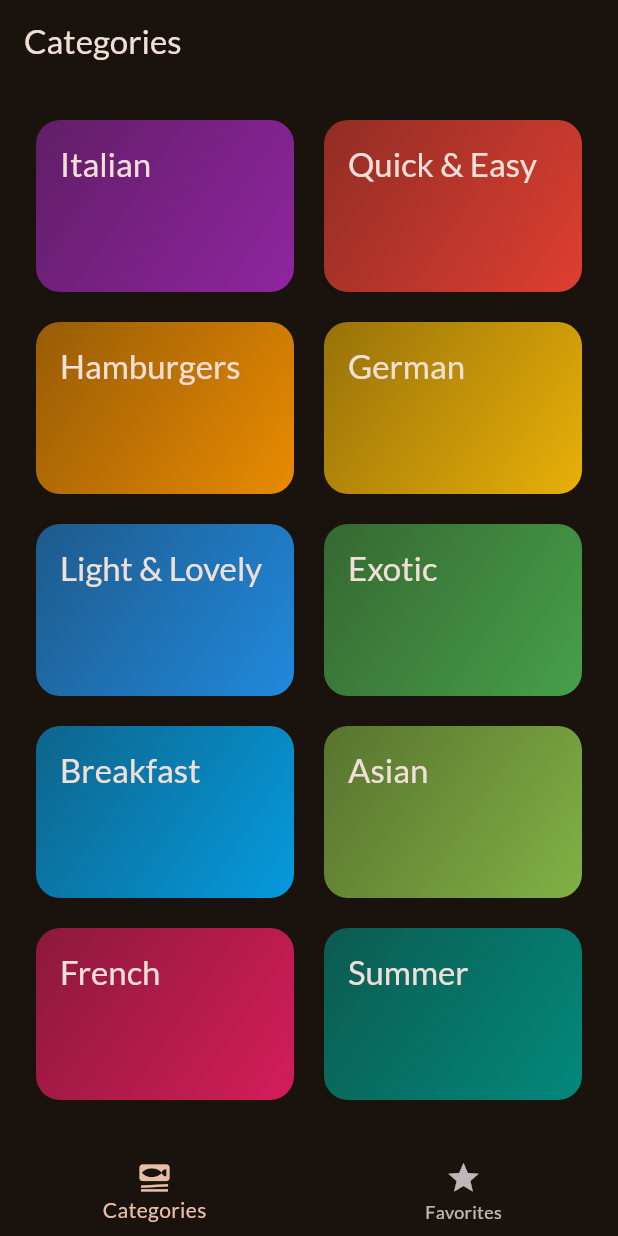
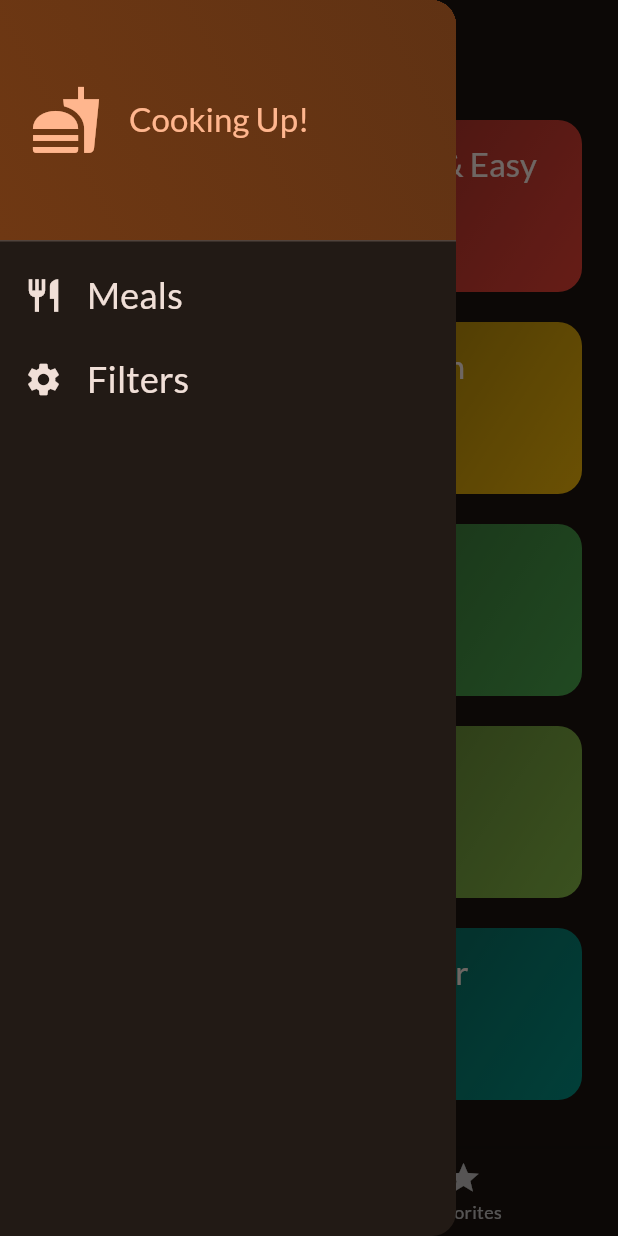
Before and after one commit to Phosah/meals-app, a Flutter app: the screen it shows after launch, with the side drawer open (before the commit the screen has no drawer), on a phone screen of 412 x 824 dp. Run offline on Flutter 3.47's test engine with Material 2 defaults, Android fonts, the phone set to English and light mode, and no system bars; our stand-ins replace google_fonts, transparent_image.

Commit message:
Addition of Drawer widget

```diff
--- a/lib/screens/categories.dart
+++ b/lib/screens/categories.dart
@@ -1,11 +1,14 @@
 import 'package:flutter/material.dart';
 import 'package:meals_app/data/dummy_data.dart';
 import 'package:meals_app/models/category.dart';
+import 'package:meals_app/models/meal.dart';
 import 'package:meals_app/screens/meals.dart';
 import 'package:meals_app/widgets/category_grid_item.dart';
 
 class CategoriesScreen extends StatelessWidget {
-  const CategoriesScreen({super.key});
+  const CategoriesScreen({super.key, required this.onToggleFavorite});
+
+  final void Function(Meal meal) onToggleFavorite;
 
   void _selectCategory(BuildContext context, Category category) {
     final filteredMeals = dummyMeals
@@ -17,6 +20,7 @@ class CategoriesScreen extends StatelessWidget {
         builder: (ctx) => MealsScreen(
           title: category.title,
           meals: filteredMeals,
+          onToggleFavorite: onToggleFavorite,
         ),
       ),
     );
--- a/lib/screens/tabs.dart
+++ b/lib/screens/tabs.dart
@@ -1,7 +1,10 @@
 import 'package:flutter/material.dart';
+import 'package:meals_app/models/meal.dart';
 
 import 'package:meals_app/screens/categories.dart';
+import 'package:meals_app/screens/filters.dart';
 import 'package:meals_app/screens/meals.dart';
+import 'package:meals_app/widgets/main_drawer.dart';
 
 class TabsScreen extends StatefulWidget {
   const TabsScreen({super.key});
@@ -12,6 +15,32 @@ class TabsScreen extends StatefulWidget {
 
 class _TabsScreenState extends State<TabsScreen> {
   int _selectedPageIndex = 0;
+  final List<Meal> _favoritMeals = [];
+
+  void _showInfoMessage(String measage) {
+    ScaffoldMessenger.of(context).clearSnackBars();
+    ScaffoldMessenger.of(context).showSnackBar(
+      SnackBar(
+        content: Text(measage),
+      ),
+    );
+  }
+
+  void _toggleMealFavoriteStatus(Meal meal) {
+    final isExisting = _favoritMeals.contains(meal);
+
+    if (!isExisting) {
+      setState(() {
+        _favoritMeals.add(meal);
+      });
+      _showInfoMessage('Marked as favorite');
+    } else {
+      setState(() {
+        _favoritMeals.remove(meal);
+      });
+      _showInfoMessage('Removed from favorite');
+    }
+  }
 
   void _selectPage(int index) {
     setState(() {
@@ -19,18 +48,34 @@ class _TabsScreenState extends State<TabsScreen> {
     });
   }
 
+  void _setScreen(String identifier) {
+    Navigator.of(context).pop();
+    if (identifier == 'filters') {
+      Navigator.of(context)
+          .push(MaterialPageRoute(builder: (ctx) => const FiltersScreen()));
+    }
+  }
+
   @override
   Widget build(BuildContext context) {
-    Widget activePage = const CategoriesScreen();
+    Widget activePage = CategoriesScreen(
+      onToggleFavorite: _toggleMealFavoriteStatus,
+    );
     var activePageTitle = 'Categories';
 
     if (_selectedPageIndex == 1) {
-      activePage = const MealsScreen(meals: []);
+      activePage = MealsScreen(
+        meals: _favoritMeals,
+        onToggleFavorite: _toggleMealFavoriteStatus,
+      );
       activePageTitle = 'Your Favorites';
     }
     return Scaffold(
       appBar: AppBar(
         title: Text(activePageTitle),
+      ),
+      drawer: MainDrawer(
+        onSelectScreen: _setScreen,
       ),
       body: activePage,
       bottomNavigationBar: BottomNavigationBar(
--- /dev/null
+++ b/lib/widgets/main_drawer.dart
@@ -0,0 +1,81 @@
+import 'package:flutter/material.dart';
+
+class MainDrawer extends StatelessWidget {
+  const MainDrawer({super.key, required this.onSelectScreen});
+
+  final void Function(String identifier) onSelectScreen;
+
+  @override
+  Widget build(BuildContext context) {
+    return Drawer(
+      child: Column(
+        children: [
+          DrawerHeader(
+            padding: const EdgeInsets.all(20),
+            decoration: BoxDecoration(
+                gradient: LinearGradient(
+              colors: [
+                Theme.of(context).colorScheme.primaryContainer,
+                Theme.of(context).colorScheme.primaryContainer.withOpacity(0.8),
+              ],
+              begin: Alignment.bottomLeft,
+              end: Alignment.topRight,
+            )),
+            child: Row(
+              children: [
+                Icon(
+                  Icons.fastfood,
+                  size: 48,
+                  color: Theme.of(context).colorScheme.primary,
+                ),
+                const SizedBox(
+                  width: 18,
+                ),
+                Text(
+                  'Cooking Up!',
+                  style: Theme.of(context).textTheme.titleLarge!.copyWith(
+                        color: Theme.of(context).colorScheme.primary,
+                      ),
+                ),
+              ],
+            ),
+          ),
+          ListTile(
+            leading: Icon(
+              Icons.restaurant,
+              size: 26,
+              color: Theme.of(context).colorScheme.onBackground,
+            ),
+            title: Text(
+              'Meals',
+              style: Theme.of(context).textTheme.titleSmall!.copyWith(
+                    color: Theme.of(context).colorScheme.onBackground,
+                    fontSize: 24,
+                  ),
+            ),
+            onTap: () {
+              onSelectScreen('meals');
+            },
+          ),
+          ListTile(
+            leading: Icon(
+              Icons.settings,
+              size: 26,
+              color: Theme.of(context).colorScheme.onBackground,
+            ),
+            title: Text(
+              'Filters',
+              style: Theme.of(context).textTheme.titleSmall!.copyWith(
+                    color: Theme.of(context).colorScheme.onBackground,
+                    fontSize: 24,
+                  ),
+            ),
+            onTap: () {
+              onSelectScreen('filters');
+            },
+          ),
+        ],
+      ),
+    );
+  }
+}
```
Also changed, not shown: lib/screens/filters.dart (added, +56 -0 lines), lib/screens/meal_details.dart (+13 -1 lines), lib/screens/meals.dart (+11 -2 lines).
